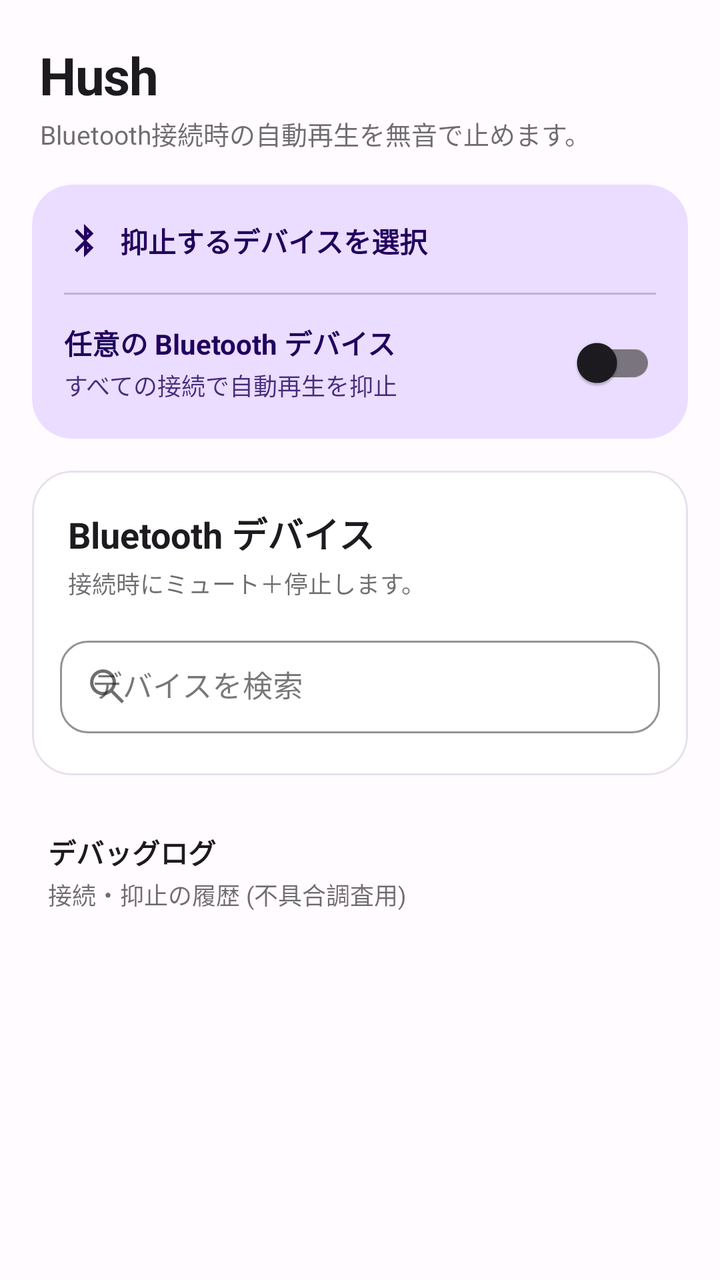
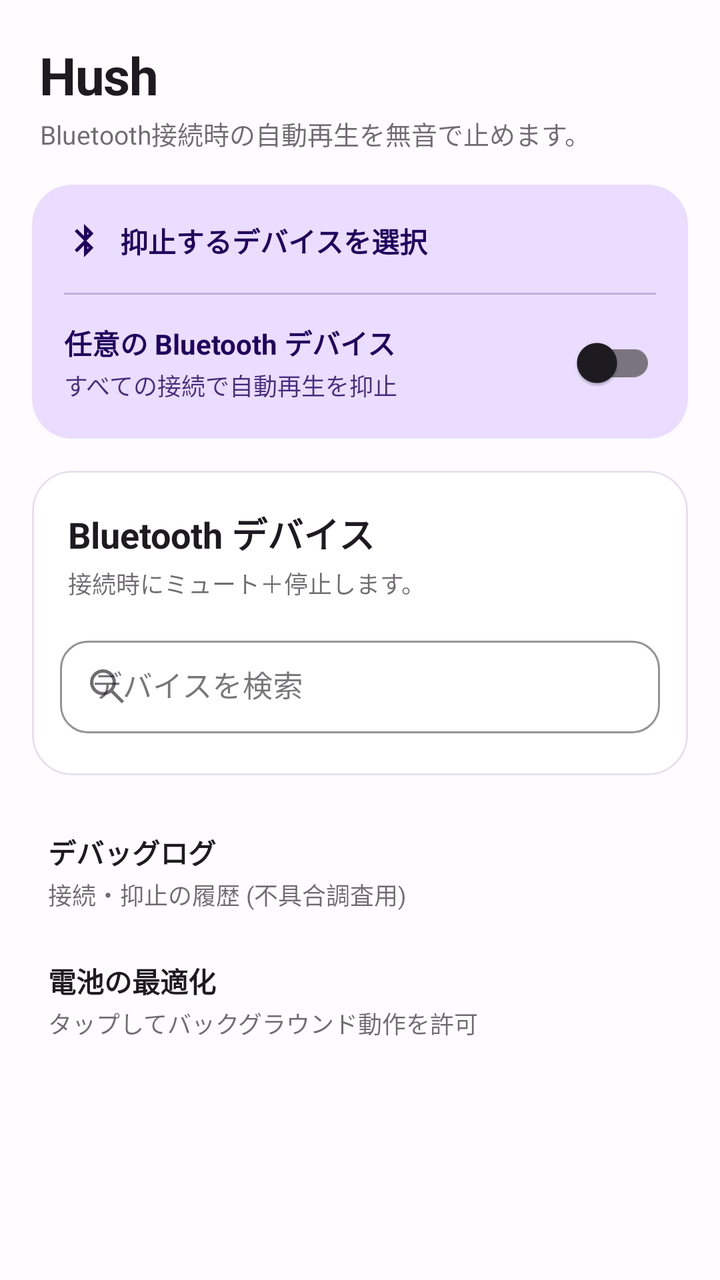

Before-and-after screenshots of an Android layout around one commit, followed by the original layout XML and the change that was made.
<!-- AndroidManifest.xml: application theme Theme.Hush -->
<!-- res/layout/activity_main.xml -->
<?xml version="1.0" encoding="utf-8"?>
<androidx.core.widget.NestedScrollView xmlns:android="http://schemas.android.com/apk/res/android"
    xmlns:app="http://schemas.android.com/apk/res-auto"
    android:layout_width="match_parent"
    android:layout_height="match_parent"
    android:background="@color/bb_background"
    android:clipToPadding="false"
    android:fillViewport="true"
    android:fitsSystemWindows="true">

    <LinearLayout
        android:layout_width="match_parent"
        android:layout_height="wrap_content"
        android:orientation="vertical"
        android:paddingBottom="32dp">

        <LinearLayout
            android:layout_width="match_parent"
            android:layout_height="wrap_content"
            android:orientation="vertical"
            android:paddingHorizontal="20dp"
            android:paddingTop="20dp"
            android:paddingBottom="8dp">

            <LinearLayout
                android:layout_width="match_parent"
                android:layout_height="wrap_content"
                android:gravity="center_vertical"
                android:orientation="horizontal">

                <TextView
                    android:layout_width="0dp"
                    android:layout_height="wrap_content"
                    android:layout_weight="1"
                    android:letterSpacing="-0.02"
                    android:text="@string/app_name"
                    android:textColor="@color/bb_on_surface"
                    android:textSize="26sp"
                    android:textStyle="bold" />

            </LinearLayout>

            <TextView
                android:layout_width="match_parent"
                android:layout_height="wrap_content"
                android:layout_marginTop="2dp"
                android:text="@string/tagline"
                android:textColor="@color/bb_on_surface_dim"
                android:textSize="13sp" />

        </LinearLayout>

        <com.google.android.material.card.MaterialCardView
            android:layout_width="match_parent"
            android:layout_height="wrap_content"
            android:layout_marginHorizontal="16dp"
            android:layout_marginTop="8dp"
            app:cardBackgroundColor="@color/bb_primary_container"
            app:cardCornerRadius="20dp"
            app:cardElevation="0dp"
            app:strokeWidth="0dp">

            <LinearLayout
                android:layout_width="match_parent"
                android:layout_height="wrap_content"
                android:orientation="vertical"
                android:paddingHorizontal="16dp"
                android:paddingVertical="14dp">

                <TextView
                    android:id="@+id/tv_status"
                    android:layout_width="match_parent"
                    android:layout_height="wrap_content"
                    android:drawableStart="@drawable/ic_bluetooth"
                    android:drawablePadding="8dp"
                    android:drawableTint="@color/bb_on_primary_container"
                    android:gravity="center_vertical"
                    android:minHeight="28dp"
                    android:text="@string/choose_device"
                    android:textColor="@color/bb_on_primary_container"
                    android:textSize="14sp"
                    android:textStyle="bold" />

                <View
                    android:layout_width="match_parent"
                    android:layout_height="1dp"
                    android:layout_marginTop="12dp"
                    android:layout_marginBottom="10dp"
                    android:background="@color/bb_primary_container_divider" />

                <LinearLayout
                    android:layout_width="match_parent"
                    android:layout_height="wrap_content"
                    android:gravity="center_vertical"
                    android:orientation="horizontal">

                    <LinearLayout
                        android:layout_width="0dp"
                        android:layout_height="wrap_content"
                        android:layout_weight="1"
                        android:orientation="vertical"
                        android:paddingEnd="12dp">

                        <TextView
                            android:layout_width="match_parent"
                            android:layout_height="wrap_content"
                            android:text="@string/any_bluetooth_device"
                            android:textColor="@color/bb_on_primary_container"
                            android:textSize="14sp"
                            android:textStyle="bold" />

                        <TextView
                            android:layout_width="match_parent"
                            android:layout_height="wrap_content"
                            android:layout_marginTop="2dp"
                            android:text="@string/use_apps_every_connection"
                            android:textColor="@color/bb_on_primary_container_dim"
                            android:textSize="12sp" />

                    </LinearLayout>

                    <com.google.android.material.switchmaterial.SwitchMaterial
                        android:id="@+id/switch_any_device"
                        android:layout_width="wrap_content"
                        android:layout_height="wrap_content" />

                </LinearLayout>

            </LinearLayout>

        </com.google.android.material.card.MaterialCardView>

        <LinearLayout
            android:id="@+id/layout_device_section"
            android:layout_width="match_parent"
            android:layout_height="wrap_content"
            android:orientation="vertical">

            <com.google.android.material.card.MaterialCardView
                android:layout_width="match_parent"
                android:layout_height="wrap_content"
                android:layout_marginHorizontal="16dp"
                android:layout_marginTop="16dp"
                app:cardBackgroundColor="@color/bb_surface"
                app:cardCornerRadius="20dp"
                app:cardElevation="0dp"
                app:strokeColor="@color/bb_outline_variant"
                app:strokeWidth="1dp">

                <LinearLayout
                    android:layout_width="match_parent"
                    android:layout_height="wrap_content"
                    android:orientation="vertical"
                    android:paddingTop="18dp"
                    android:paddingBottom="10dp">

                    <TextView
                        android:layout_width="match_parent"
                        android:layout_height="wrap_content"
                        android:paddingHorizontal="18dp"
                        android:text="@string/bluetooth_devices"
                        android:textColor="@color/bb_on_surface"
                        android:textSize="18sp"
                        android:textStyle="bold" />

                    <TextView
                        android:layout_width="match_parent"
                        android:layout_height="wrap_content"
                        android:layout_marginTop="3dp"
                        android:paddingHorizontal="18dp"
                        android:text="@string/choose_paired_devices"
                        android:textColor="@color/bb_on_surface_dim"
                        android:textSize="12sp" />

                    <com.google.android.material.textfield.TextInputLayout
                        android:id="@+id/til_device_search"
                        style="@style/Widget.MaterialComponents.TextInputLayout.OutlinedBox.Dense"
                        android:layout_width="match_parent"
                        android:layout_height="wrap_content"
                        android:layout_marginHorizontal="14dp"
                        android:layout_marginTop="14dp"
                        android:layout_marginBottom="6dp"
                        android:hint="@string/search_devices"
                        app:boxCornerRadiusBottomEnd="14dp"
                        app:boxCornerRadiusBottomStart="14dp"
                        app:boxCornerRadiusTopEnd="14dp"
                        app:boxCornerRadiusTopStart="14dp"
                        app:boxStrokeColor="@color/bb_outline"
                        app:startIconDrawable="@drawable/ic_search"
                        app:startIconTint="@color/bb_on_surface_dim">

                        <com.google.android.material.textfield.TextInputEditText
                            android:id="@+id/et_device_search"
                            android:layout_width="match_parent"
                            android:layout_height="wrap_content"
                            android:imeOptions="actionSearch"
                            android:inputType="text"
                            android:maxLines="1"
                            android:textColor="@color/bb_on_surface"
                            android:textColorHint="@color/bb_on_surface_dim"
                            android:textSize="15sp" />

                    </com.google.android.material.textfield.TextInputLayout>

                    <TextView
                        android:id="@+id/tv_empty"
                        android:layout_width="match_parent"
                        android:layout_height="wrap_content"
                        android:gravity="center"
                        android:paddingHorizontal="24dp"
                        android:paddingTop="22dp"
                        android:paddingBottom="20dp"
                        android:text="@string/no_paired_devices"
                        android:textColor="@color/bb_on_surface_dim"
                        android:textSize="13sp"
                        android:visibility="gone" />

                    <androidx.recyclerview.widget.RecyclerView
                        android:id="@+id/rv_devices"
                        android:layout_width="match_parent"
                        android:layout_height="wrap_content"
                        android:clipToPadding="false"
                        android:nestedScrollingEnabled="false"
                        android:paddingBottom="4dp" />

                </LinearLayout>

            </com.google.android.material.card.MaterialCardView>

        </LinearLayout>

        <LinearLayout
            android:id="@+id/debug_log_setting"
            android:layout_width="match_parent"
            android:layout_height="wrap_content"
            android:layout_marginHorizontal="20dp"
            android:layout_marginTop="16dp"
            android:background="?attr/selectableItemBackground"
            android:clickable="true"
            android:focusable="true"
            android:orientation="vertical"
            android:paddingHorizontal="4dp"
            android:paddingVertical="12dp">

            <TextView
                android:layout_width="match_parent"
                android:layout_height="wrap_content"
                android:text="@string/debug_log"
                android:textColor="@color/bb_on_surface"
                android:textSize="14sp"
                android:textStyle="bold" />

            <TextView
                android:id="@+id/tv_debug_log_value"
                android:layout_width="match_parent"
                android:layout_height="wrap_content"
                android:layout_marginTop="2dp"
                android:text="@string/debug_log_desc"
                android:textColor="@color/bb_on_surface_dim"
                android:textSize="12sp" />

        </LinearLayout>

    </LinearLayout>

</androidx.core.widget.NestedScrollView>
<!-- resources referenced by this layout -->
<resources>
  <color name="bb_background">#FFFFFBFE</color>
  <color name="bb_on_primary_container">#FF21005D</color>
  <color name="bb_on_primary_container_dim">#CC21005D</color>
  <color name="bb_on_surface">#FF1D1B20</color>
  <color name="bb_on_surface_dim">#A31D1B20</color>
  <color name="bb_outline">#FF79747E</color>
  <color name="bb_outline_variant">#FFE7E0EC</color>
  <color name="bb_primary_container">#FFEADDFF</color>
  <color name="bb_primary_container_divider">#3321005D</color>
  <color name="bb_surface">#FFFFFFFF</color>
  <!-- drawable ic_bluetooth (drawable) -->
  <?xml version="1.0" encoding="utf-8"?>
  <vector xmlns:android="http://schemas.android.com/apk/res/android"
      android:width="20dp"
      android:height="20dp"
      android:viewportWidth="24"
      android:viewportHeight="24">
      <path
          android:fillColor="@android:color/white"
          android:pathData="M17.71,7.71 12,2v7.17L7.83,5 6.41,6.41 12,12 6.41,17.59 7.83,19 12,14.83V22l5.71,-5.71L13.41,12l4.3,-4.29zM14,6.83l0.88,0.88L14,8.59V6.83zM14,15.41l0.88,0.88L14,17.17v-1.76z" />
  </vector>
  <!-- drawable ic_search (drawable) -->
  <?xml version="1.0" encoding="utf-8"?>
  <vector xmlns:android="http://schemas.android.com/apk/res/android"
      android:width="24dp"
      android:height="24dp"
      android:viewportWidth="24"
      android:viewportHeight="24">
      <path
          android:fillColor="@android:color/white"
          android:pathData="M9.5,3a6.5,6.5 0,1 0,3.98 11.64L18.85,20 20,18.85l-5.36,-5.37A6.5,6.5 0,0 0,9.5 3zM9.5,4.7a4.8,4.8 0,1 1,0 9.6,4.8 4.8,0 0,1 0,-9.6z" />
  </vector>
  <string name="any_bluetooth_device">任意の Bluetooth デバイス</string>
  <string name="app_name">Hush</string>
  <string name="bluetooth_devices">Bluetooth デバイス</string>
  <string name="choose_device">抑止するデバイスを選択</string>
  <string name="choose_paired_devices">接続時にミュート＋停止します。</string>
  <string name="debug_log">デバッグログ</string>
  <string name="debug_log_desc">接続・抑止の履歴 (不具合調査用)</string>
  <string name="no_paired_devices">ペア設定済みデバイスがありません\nAndroid の設定でペア設定してから戻ってください。</string>
  <string name="search_devices">デバイスを検索</string>
  <string name="tagline">Bluetooth接続時の自動再生を無音で止めます。</string>
  <string name="use_apps_every_connection">すべての接続で自動再生を抑止</string>
  <style name="Theme.Hush" parent="Theme.Material3.DayNight.NoActionBar">
          <item name="colorPrimary">@color/bb_primary</item>
          <item name="colorOnPrimary">@color/bb_on_primary</item>
          <item name="colorPrimaryContainer">@color/bb_primary_container</item>
          <item name="colorOnPrimaryContainer">@color/bb_on_primary_container</item>
          <item name="colorSecondary">@color/bb_primary</item>
          <item name="colorSurface">@color/bb_surface</item>
          <item name="colorSurfaceVariant">@color/bb_surface_variant</item>
          <item name="colorOnSurface">@color/bb_on_surface</item>
          <item name="colorOutline">@color/bb_outline</item>
          <item name="android:windowBackground">@color/bb_background</item>
          <item name="android:statusBarColor">@color/bb_background</item>
          <item name="android:navigationBarColor">@color/bb_background</item>
          <item name="android:windowLightStatusBar">@bool/bb_light_status_bar</item>
          <item name="android:windowActionModeOverlay">true</item>
      </style>
  <color name="bb_primary">#FF6750A4</color>
  <color name="bb_on_primary">#FFFFFFFF</color>
  <color name="bb_surface_variant">#FFF4F1F7</color>
</resources>

<!-- the commit's change to res/layout/activity_main.xml (unified diff, before → after) -->
@@ -261,6 +261,37 @@
 
         </LinearLayout>
 
+        <LinearLayout
+            android:id="@+id/battery_setting"
+            android:layout_width="match_parent"
+            android:layout_height="wrap_content"
+            android:layout_marginHorizontal="20dp"
+            android:background="?attr/selectableItemBackground"
+            android:clickable="true"
+            android:focusable="true"
+            android:orientation="vertical"
+            android:paddingHorizontal="4dp"
+            android:paddingVertical="12dp">
+
+            <TextView
+                android:layout_width="match_parent"
+                android:layout_height="wrap_content"
+                android:text="@string/battery_optimization"
+                android:textColor="@color/bb_on_surface"
+                android:textSize="14sp"
+                android:textStyle="bold" />
+
+            <TextView
+                android:id="@+id/tv_battery_value"
+                android:layout_width="match_parent"
+                android:layout_height="wrap_content"
+                android:layout_marginTop="2dp"
+                android:text="@string/battery_action_needed"
+                android:textColor="@color/bb_on_surface_dim"
+                android:textSize="12sp" />
+
+        </LinearLayout>
+
     </LinearLayout>
 
 </androidx.core.widget.NestedScrollView>
<!-- resource entries referenced after the edit -->
@@ -34,6 +34,8 @@
   </vector>
   <string name="any_bluetooth_device">任意の Bluetooth デバイス</string>
   <string name="app_name">Hush</string>
+  <string name="battery_action_needed">タップしてバックグラウンド動作を許可</string>
+  <string name="battery_optimization">電池の最適化</string>
   <string name="bluetooth_devices">Bluetooth デバイス</string>
   <string name="choose_device">抑止するデバイスを選択</string>
   <string name="choose_paired_devices">接続時にミュート＋停止します。</string>
